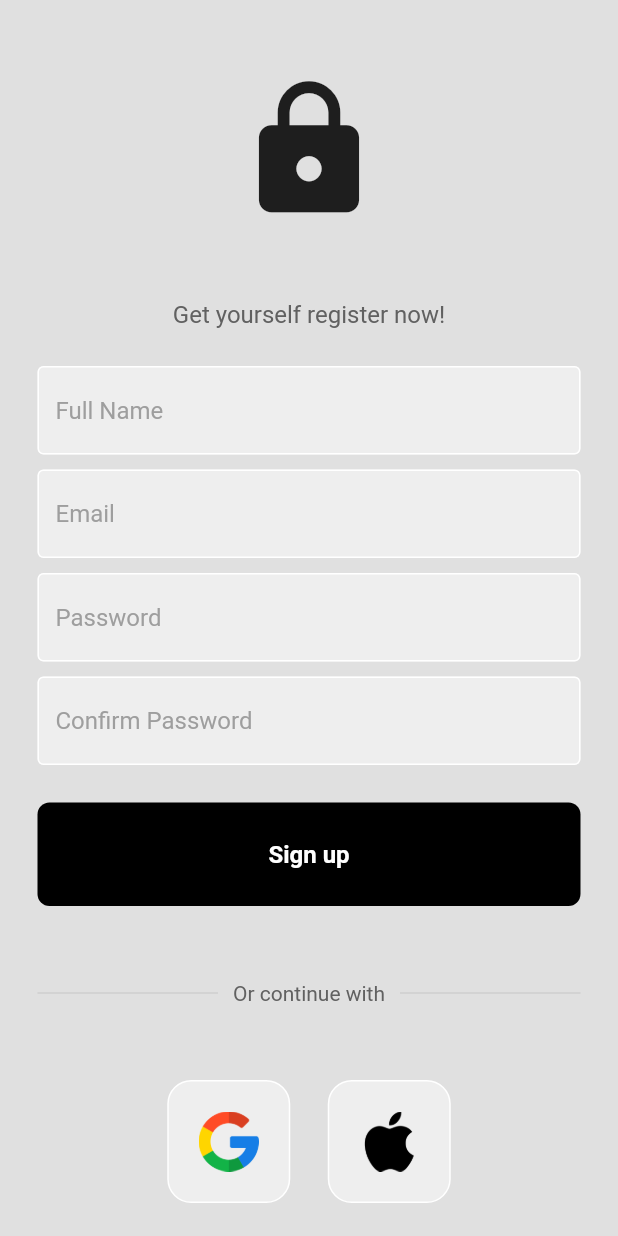
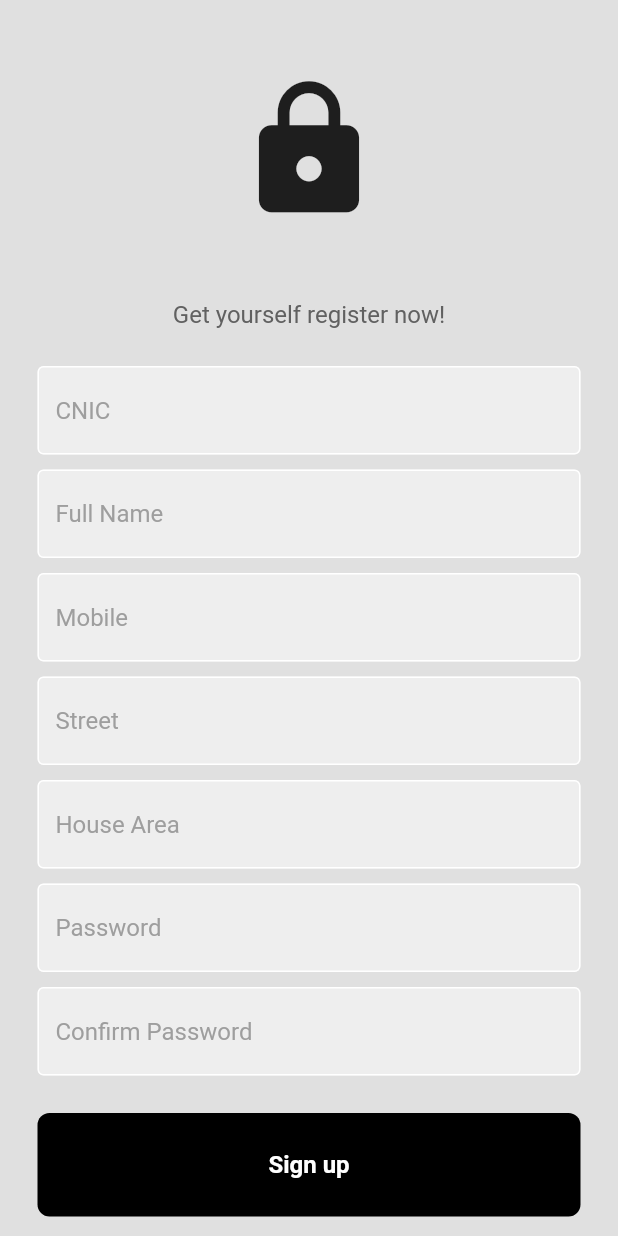
Before and after one commit to bilaltariq360/Welfare_Society_Managment_Mobile_App, a Flutter app: the screen it shows after launch, after a tap on "Register now", on a phone screen of 412 x 824 dp. Run offline on Flutter 3.47's test engine with Material 2 defaults, Android fonts, the phone set to English and light mode, and no system bars; our stand-ins replace firebase_auth, google_nav_bar, google_sign_in; accounts and stored records are empty.

Commit message:
Working on registration page

```diff
--- a/tbws/lib/components/notification_card.dart
+++ b/tbws/lib/components/notification_card.dart
@@ -14,7 +14,7 @@ class NotificationCard extends StatelessWidget {
   @override
   Widget build(BuildContext context) {
     return Card(
-      color: const Color.fromARGB(255, 255, 176, 7),
+      color: const Color.fromARGB(255, 194, 255, 175),
       margin: const EdgeInsets.symmetric(horizontal: 15, vertical: 10),
       shape: RoundedRectangleBorder(
         borderRadius: BorderRadius.circular(12),
--- a/tbws/lib/components/square_tile.dart
+++ /dev/null
@@ -1,25 +0,0 @@
-import 'package:flutter/material.dart';
-
-class SquareTile extends StatelessWidget {
-  final String imagePath;
-  const SquareTile({
-    super.key,
-    required this.imagePath,
-  });
-
-  @override
-  Widget build(BuildContext context) {
-    return Container(
-      padding: EdgeInsets.all(20),
-      decoration: BoxDecoration(
-        border: Border.all(color: Colors.white),
-        borderRadius: BorderRadius.circular(16),
-        color: Colors.grey[200],
-      ),
-      child: Image.asset(
-        imagePath,
-        height: 40,
-      ),
-    );
-  }
-}
--- a/tbws/lib/pages/login_page.dart
+++ b/tbws/lib/pages/login_page.dart
@@ -3,7 +3,6 @@ import 'package:provider/provider.dart';
 import 'package:tbws/providers/google_signin_provider.dart';
 import '/components/my_button.dart';
 import '/components/my_textfield.dart';
-import '/components/square_tile.dart';
 import 'home_page.dart';
 
 enum AuthScreen { SignIn, SignUp }
@@ -66,6 +65,12 @@ class _LoginPageState extends State<LoginPage> {
                   ),
                 ),
                 const SizedBox(height: 25),
+                MyTextField(
+                  controller: usernameController,
+                  hintText: 'CNIC',
+                  obscureText: false,
+                ),
+                const SizedBox(height: 10),
                 (auth == AuthScreen.SignUp)
                     ? Column(
                         children: [
@@ -78,12 +83,42 @@ class _LoginPageState extends State<LoginPage> {
                         ],
                       )
                     : const SizedBox(),
-                MyTextField(
-                  controller: usernameController,
-                  hintText: 'Email',
-                  obscureText: false,
-                ),
-                const SizedBox(height: 10),
+                (auth == AuthScreen.SignUp)
+                    ? Column(
+                        children: [
+                          MyTextField(
+                            controller: fullnameController,
+                            hintText: 'Mobile',
+                            obscureText: false,
+                          ),
+                          const SizedBox(height: 10),
+                        ],
+                      )
+                    : const SizedBox(),
+                (auth == AuthScreen.SignUp)
+                    ? Column(
+                        children: [
+                          MyTextField(
+                            controller: fullnameController,
+                            hintText: 'Street',
+                            obscureText: false,
+                          ),
+                          const SizedBox(height: 10),
+                        ],
+                      )
+                    : const SizedBox(),
+                (auth == AuthScreen.SignUp)
+                    ? Column(
+                        children: [
+                          MyTextField(
+                            controller: fullnameController,
+                            hintText: 'House Area',
+                            obscureText: false,
+                          ),
+                          const SizedBox(height: 10),
+                        ],
+                      )
+                    : const SizedBox(),
                 MyTextField(
                   controller: passwordController,
                   hintText: 'Password',
@@ -121,53 +156,19 @@ class _LoginPageState extends State<LoginPage> {
                 const SizedBox(height: 25),
                 MyButton(
                   btnText: (auth == AuthScreen.SignIn) ? 'Sign in' : 'Sign up',
-                  onTap: (auth == AuthScreen.SignIn) ? signUserIn : signUserIn,
-                ),
-                const SizedBox(height: 50),
-                Padding(
-                  padding: const EdgeInsets.symmetric(horizontal: 25.0),
-                  child: Row(
-                    children: [
-                      Expanded(
-                        child: Divider(
-                          thickness: 0.5,
-                          color: Colors.grey[400],
-                        ),
-                      ),
-                      Padding(
-                        padding: const EdgeInsets.symmetric(horizontal: 10.0),
-                        child: Text(
-                          'Or continue with',
-                          style: TextStyle(color: Colors.grey[700]),
-                        ),
-                      ),
-                      Expanded(
-                        child: Divider(
-                          thickness: 0.5,
-                          color: Colors.grey[400],
-                        ),
-                      ),
-                    ],
-                  ),
-                ),
-                const SizedBox(height: 50),
-                Row(
-                  mainAxisAlignment: MainAxisAlignment.center,
-                  children: [
-                    GestureDetector(
-                        onTap: () {
-                          provider.googleLogin();
-
-                          if (provider.user != null) {
-                            Navigator.pushReplacementNamed(
-                                context, Home.routeName);
-                          }
+                  onTap: (auth == AuthScreen.SignIn)
+                      ? () {
+                          showSearch(
+                              context: context,
+                              delegate: CustomSearchDelegate());
+                          signUserIn();
+                        }
+                      : () {
+                          showSearch(
+                              context: context,
+                              delegate: CustomSearchDelegate());
+                          signUserIn();
                         },
-                        child: const SquareTile(
-                            imagePath: 'lib/images/google.png')),
-                    const SizedBox(width: 25),
-                    const SquareTile(imagePath: 'lib/images/apple.png')
-                  ],
                 ),
                 const SizedBox(height: 50),
                 Row(
@@ -205,3 +206,122 @@ class _LoginPageState extends State<LoginPage> {
     );
   }
 }
+
+class CustomSearchDelegate extends SearchDelegate {
+  List<String> streets = [
+    'New Canal Park',
+    'Jamun',
+    'Chanmbaili',
+    'Channar',
+    'Ghulab',
+    'Champa Gali',
+    'Beri Galli',
+    'Ammbi',
+    'Ambar',
+    'Baylla',
+    'Ghuncha',
+    'Sitara',
+    'Paras Gali',
+    'Sarmad Gali',
+    'Marjan',
+    'Shajar Raha',
+    'Kanwal Rah',
+    'Motia Gali',
+    'Nargis',
+    'Gainda',
+    'Safaida',
+    'Sagwan',
+    'Zafran',
+    'Sukh Chain',
+    'Samman',
+    'Shaheen',
+    'Saba',
+    'Koel',
+    'Sarooj',
+    'Zoofa',
+    'Zaitoon',
+    'Enjeer',
+    'Samar Rah',
+    'Sumbal Rah Main',
+    'Marwa',
+    'Yasmeen',
+    'Kewrah',
+    'Falsa',
+    'Sanobar',
+    'Kanir',
+    'Saroo',
+    'Shabnam',
+    'Mahak',
+    'Gulshan Rah',
+    'Kiran',
+    'Khushbo',
+    'Gulnar',
+    'Hina Gali',
+    'Hassan Block',
+    'Gulshan Rah Ext'
+  ];
+
+  @override
+  List<Widget> buildActions(BuildContext context) {
+    return [
+      IconButton(
+        onPressed: () {
+          query = '';
+        },
+        icon: const Icon(Icons.clear),
+      ),
+    ];
+  }
+
+  @override
+  Widget buildLeading(BuildContext context) {
+    return IconButton(
+      onPressed: () {
+        close(context, null);
+      },
+      icon: const Icon(Icons.arrow_back),
+    );
+  }
+
+  @override
+  Widget buildResults(BuildContext context) {
+    List<String> matchStreet = [];
+
+    for (var street in streets) {
+      if (street.toLowerCase().contains(query.toLowerCase())) {
+        matchStreet.add(street);
+      }
+    }
+
+    return ListView.builder(
+      itemCount: matchStreet.length,
+      itemBuilder: (context, index) {
+        var result = matchStreet[index];
+        return ListTile(
+          title: Text(result),
+        );
+      },
+    );
+  }
+
+  @override
+  Widget buildSuggestions(BuildContext context) {
+    List<String> matchStreet = [];
+
+    for (var street in streets) {
+      if (street.toLowerCase().contains(query.toLowerCase())) {
+        matchStreet.add(street);
+      }
+    }
+
+    return ListView.builder(
+      itemCount: matchStreet.length,
+      itemBuilder: (context, index) {
+        var result = matchStreet[index];
+        return ListTile(
+          title: Text(result),
+        );
+      },
+    );
+  }
+}
```
Also changed, not shown: tbws/lib/models/user.dart (added, +22 -0 lines), tbws/lib/pages/home_page.dart (+9 -3 lines), tbws/lib/pages/profile_dart.dart (added, +153 -0 lines).
